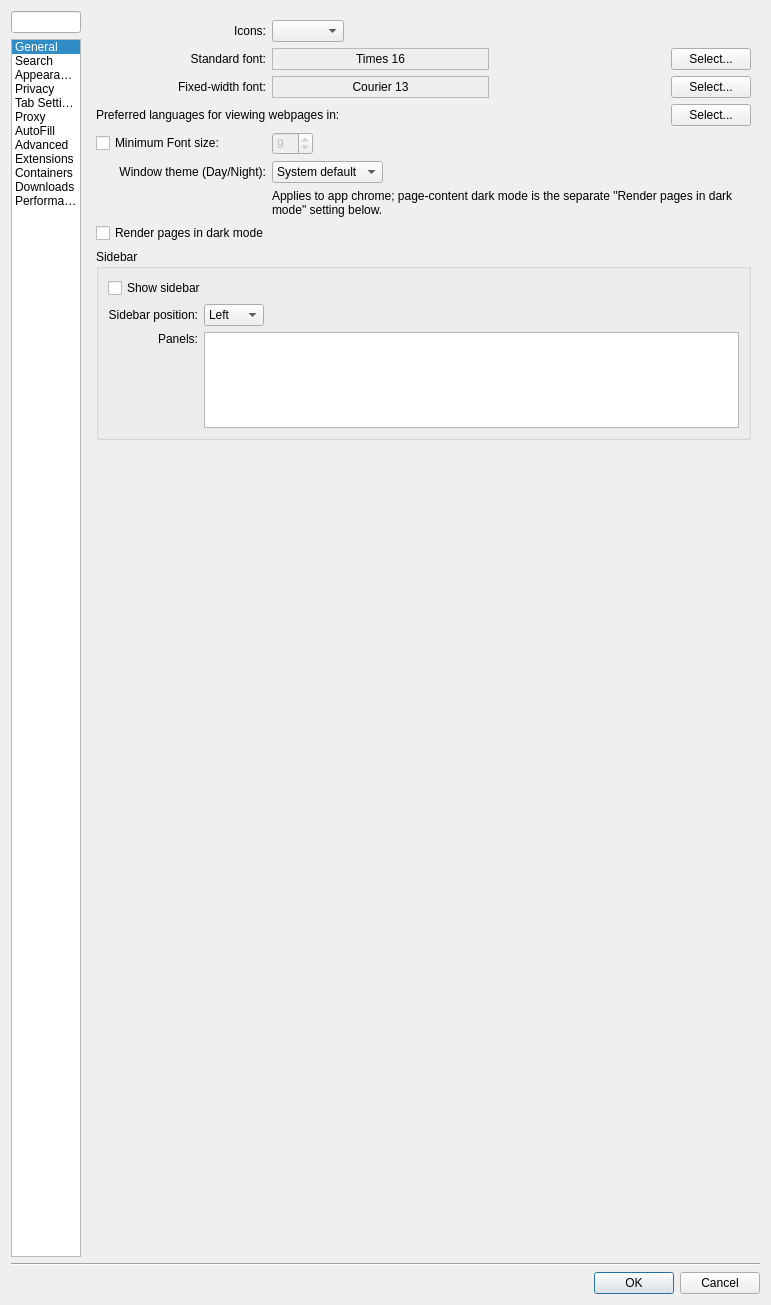
The window that src/settings.ui (IT-Space-2026/arktos) describes before a commit, drawn with Qt 5.
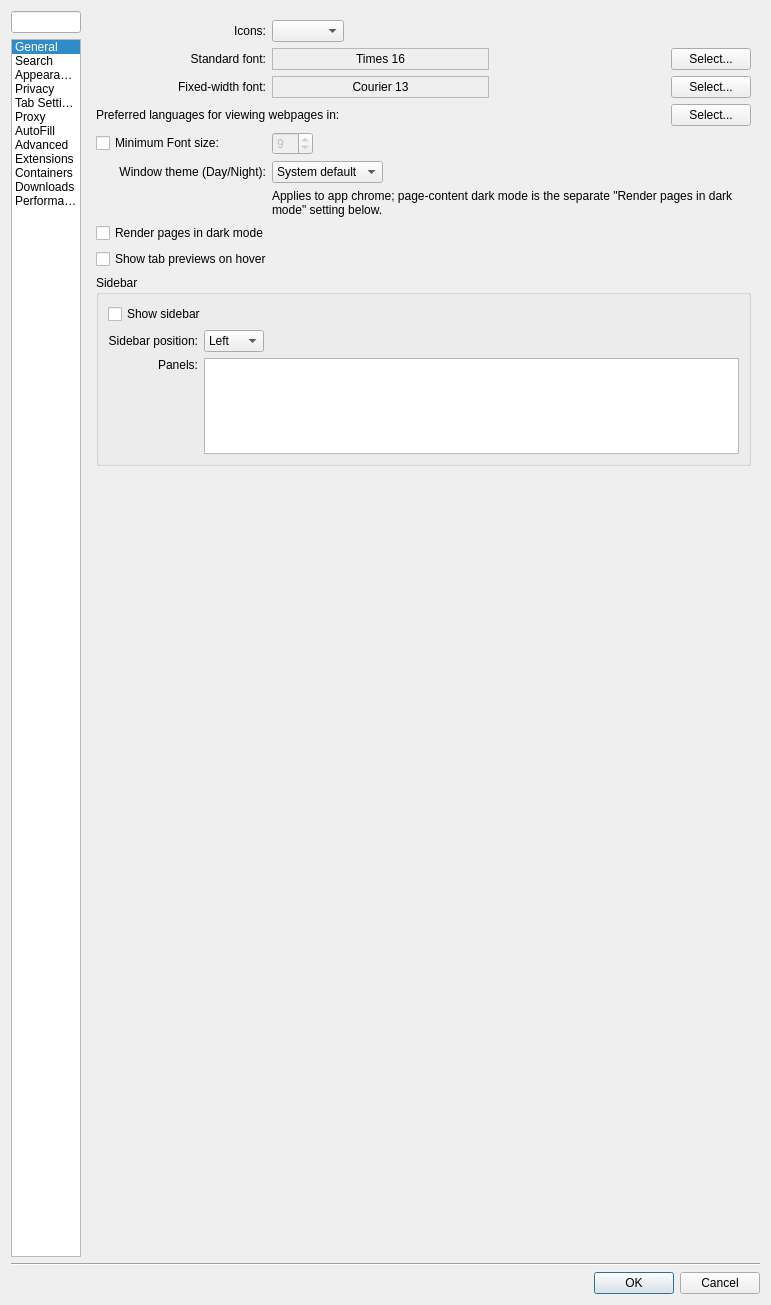
The same window after the commit. The open tabs and pages were chosen to show the change. Custom widgets are drawn as their Qt base class.

Commit message:
TPREV01: preference to disable tab hover previews
Users had no way to turn off the tab-strip hover card — the 500ms
dwell timer armed unconditionally. Add a "Show tab previews on
hover" checkbox on Preferences > Appearance persisted as
tabs/tabHoverPreviews (default on). TabBar gates both the dwell
timer and showTabPreview on it, drops a live card the moment the
pref flips off, and re-reads the key on construction plus through
the TabWidget::loadSettings live-apply fan-out the settings dialog
runs on every window.

Generated with [Devin](https://devin.ai)

```diff
--- a/src/settings.ui
+++ b/src/settings.ui
@@ -1249,7 +1249,17 @@
          </property>
         </widget>
        </item>
-       <item row="8" column="0" colspan="5">
+       <item row="8" column="0" colspan="3">
+        <widget class="QCheckBox" name="tabHoverPreviews">
+         <property name="toolTip">
+          <string>Show a preview card of a tab's page when the mouse pointer rests on the tab.</string>
+         </property>
+         <property name="text">
+          <string>Show tab previews on hover</string>
+         </property>
+        </widget>
+       </item>
+       <item row="9" column="0" colspan="5">
         <widget class="QGroupBox" name="sidebarGroupBox">
          <property name="title">
           <string>Sidebar</string>
@@ -1339,7 +1349,7 @@
          </layout>
         </widget>
        </item>
-       <item row="9" column="3">
+       <item row="10" column="3">
         <spacer name="verticalSpacer">
          <property name="orientation">
           <enum>Qt::Vertical</enum>
```
The commit also changes 10 other files.
